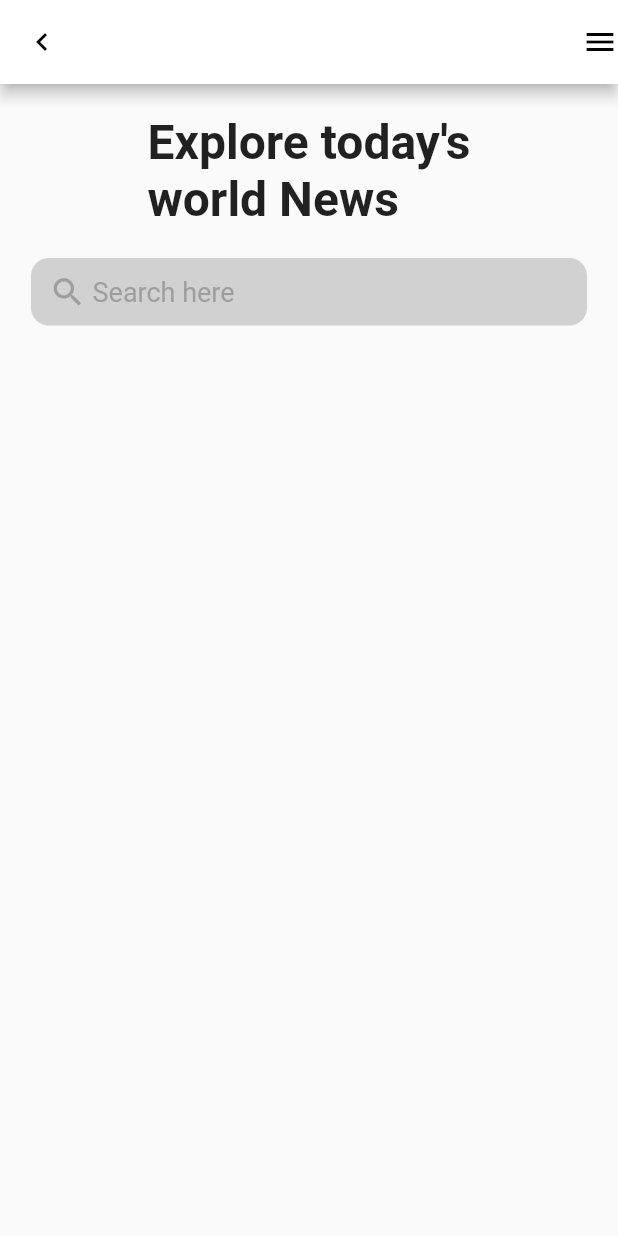
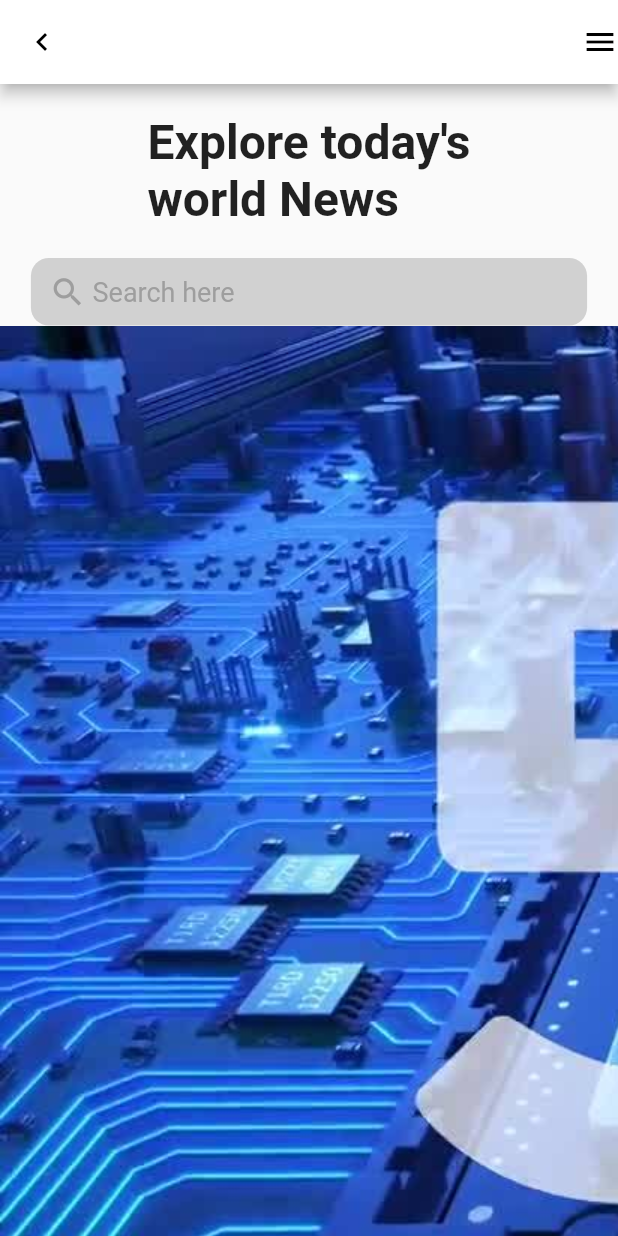
Before and after one commit to Fredd08/GIT-News-App, a Flutter app: the HomePage screen opened directly, on a phone screen of 412 x 824 dp. Run offline on Flutter 3.47's test engine with Material 2 defaults, Android fonts, the phone set to English and light mode, and no system bars.

Commit message:
update homepage

```diff
--- a/lib/HomePage/homepage.dart
+++ b/lib/HomePage/homepage.dart
@@ -47,7 +47,14 @@ class _HomePageState extends State<HomePage> {
               ),
             ),
           ),
-
+          SingleChildScrollView(
+            scrollDirection: Axis.horizontal,
+            child: Row(
+              children: [
+                Image.asset("assets/1.jpg")
+              ],
+            ),
+          )
         ],
       ),
     );
```
